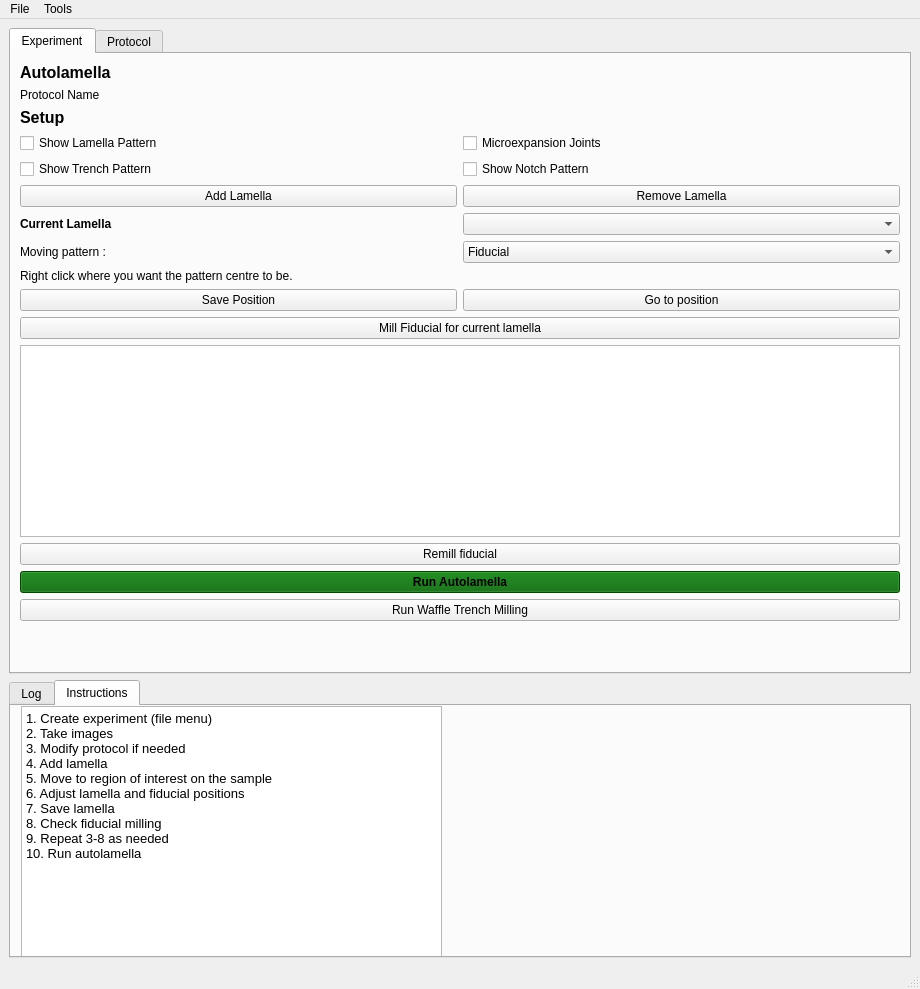
This is autolamella/ui/UI.ui in DeMarcoLab/autolamella as Qt 5 draws it before an edit. The edited form follows.
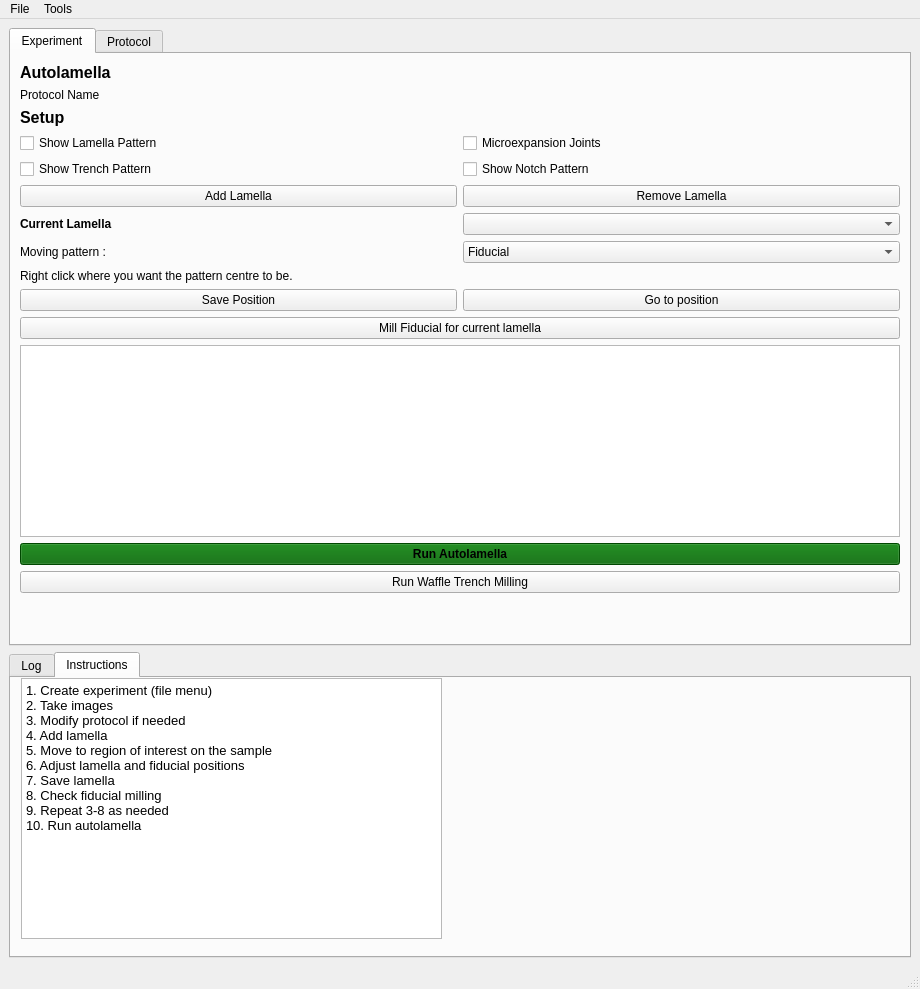
This is the edited form.

Commit message: image after movements

Diff of the .ui file:
```diff
--- a/autolamella/ui/UI.ui
+++ b/autolamella/ui/UI.ui
@@ -126,13 +126,6 @@
         <string>Experiment</string>
        </attribute>
        <layout class="QGridLayout" name="gridLayout_3">
-        <item row="15" column="0" colspan="2">
-         <widget class="QPushButton" name="remill_fiducial">
-          <property name="text">
-           <string>Remill fiducial</string>
-          </property>
-         </widget>
-        </item>
         <item row="3" column="1">
          <widget class="QCheckBox" name="microexpansionCheckBox">
           <property name="text">
@@ -150,7 +143,7 @@
           </property>
          </widget>
         </item>
-        <item row="16" column="0" colspan="2">
+        <item row="15" column="0" colspan="2">
          <widget class="QPushButton" name="run_button">
           <property name="font">
            <font>
@@ -173,7 +166,7 @@
           </property>
          </widget>
         </item>
-        <item row="18" column="0" colspan="2">
+        <item row="17" column="0" colspan="2">
          <spacer name="verticalSpacer">
           <property name="orientation">
            <enum>Qt::Vertical</enum>
@@ -264,7 +257,7 @@
           </property>
          </widget>
         </item>
-        <item row="17" column="0" colspan="2">
+        <item row="16" column="0" colspan="2">
          <widget class="QPushButton" name="pushButton_run_waffle_trench">
           <property name="text">
            <string>Run Waffle Trench Milling</string>
```
Left out of the diff: 62 changed lines with no effect on the pictures. The commit also changes 2 other files.
